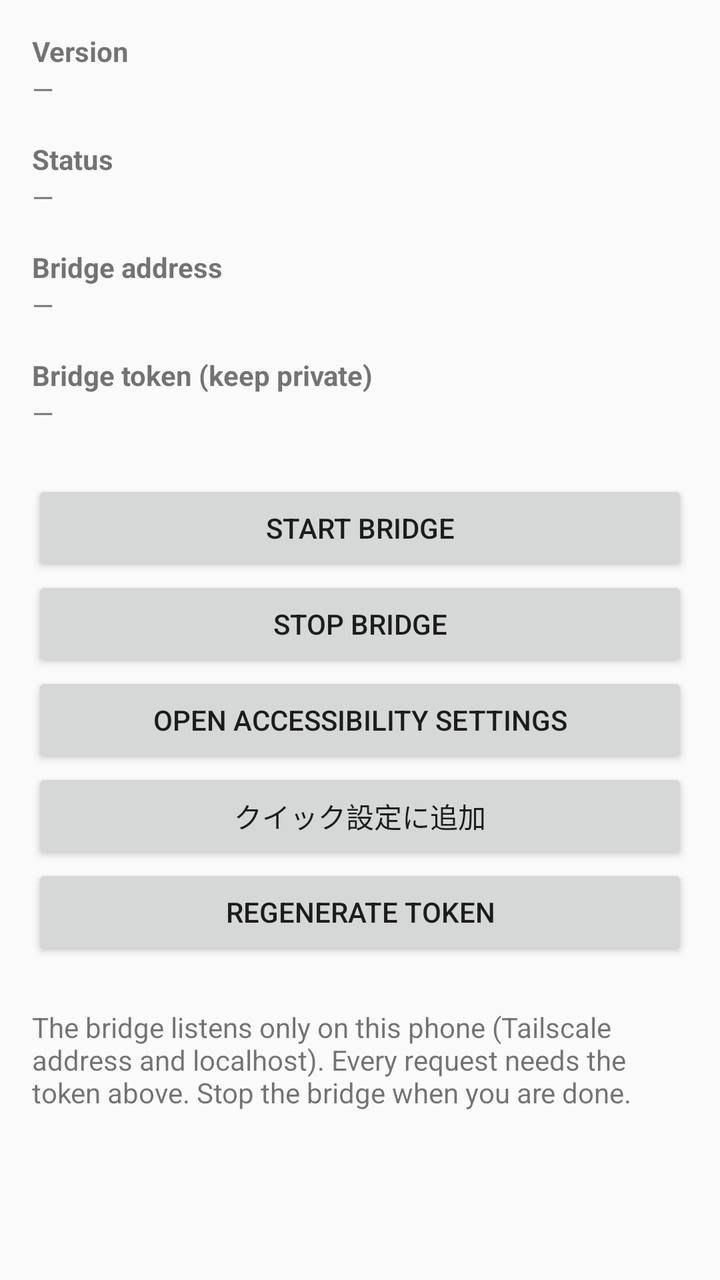
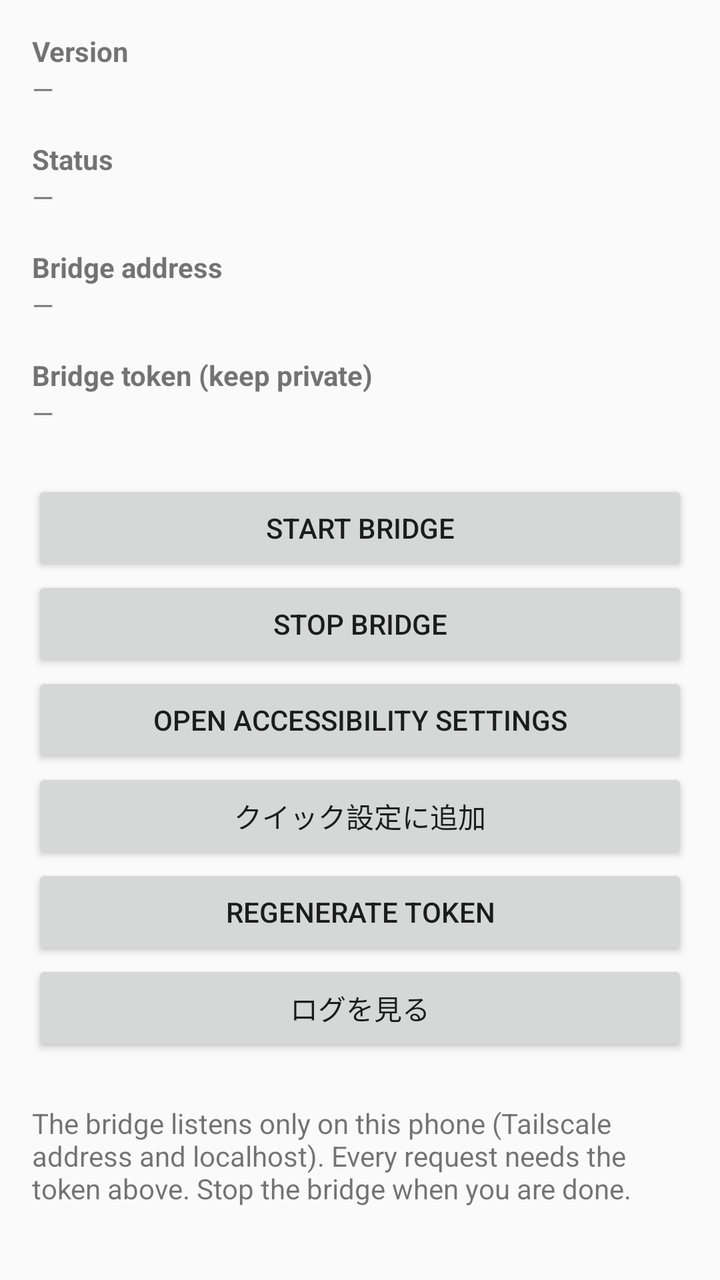

Before-and-after screenshots of an Android layout around one commit, followed by the original layout XML and the change that was made.
<!-- AndroidManifest.xml: application theme android:Theme.Material.Light.NoActionBar -->
<!-- res/layout/activity_main.xml -->
<?xml version="1.0" encoding="utf-8"?>
<LinearLayout xmlns:android="http://schemas.android.com/apk/res/android"
    android:layout_width="match_parent"
    android:layout_height="match_parent"
    android:orientation="vertical"
    android:padding="16dp">

    <TextView
        android:layout_width="wrap_content"
        android:layout_height="wrap_content"
        android:text="@string/title_version"
        android:textStyle="bold" />
    <TextView
        android:id="@+id/version_text"
        android:layout_width="match_parent"
        android:layout_height="wrap_content"
        android:text="—" />

    <TextView
        android:layout_width="wrap_content"
        android:layout_height="wrap_content"
        android:layout_marginTop="16dp"
        android:text="@string/title_status"
        android:textStyle="bold" />
    <TextView
        android:id="@+id/status_text"
        android:layout_width="match_parent"
        android:layout_height="wrap_content"
        android:text="—" />

    <TextView
        android:layout_width="wrap_content"
        android:layout_height="wrap_content"
        android:layout_marginTop="16dp"
        android:text="@string/title_address"
        android:textStyle="bold" />
    <TextView
        android:id="@+id/address_text"
        android:layout_width="match_parent"
        android:layout_height="wrap_content"
        android:text="—" />

    <TextView
        android:layout_width="wrap_content"
        android:layout_height="wrap_content"
        android:layout_marginTop="16dp"
        android:text="@string/title_token"
        android:textStyle="bold" />
    <TextView
        android:id="@+id/token_text"
        android:layout_width="match_parent"
        android:layout_height="wrap_content"
        android:text="—"
        android:textIsSelectable="true" />

    <Button
        android:id="@+id/start_button"
        android:layout_width="match_parent"
        android:layout_height="wrap_content"
        android:layout_marginTop="24dp"
        android:text="@string/btn_start" />
    <Button
        android:id="@+id/stop_button"
        android:layout_width="match_parent"
        android:layout_height="wrap_content"
        android:text="@string/btn_stop" />
    <Button
        android:id="@+id/accessibility_button"
        android:layout_width="match_parent"
        android:layout_height="wrap_content"
        android:text="@string/btn_accessibility" />
    <Button
        android:id="@+id/add_tile_button"
        android:layout_width="match_parent"
        android:layout_height="wrap_content"
        android:text="@string/btn_add_tile" />
    <Button
        android:id="@+id/regenerate_button"
        android:layout_width="match_parent"
        android:layout_height="wrap_content"
        android:text="@string/btn_regenerate" />

    <TextView
        android:layout_width="match_parent"
        android:layout_height="wrap_content"
        android:layout_marginTop="24dp"
        android:text="@string/hint" />
</LinearLayout>
<!-- resources referenced by this layout -->
<resources>
  <string name="btn_accessibility">Open accessibility settings</string>
  <string name="btn_add_tile">クイック設定に追加</string>
  <string name="btn_regenerate">Regenerate token</string>
  <string name="btn_start">Start bridge</string>
  <string name="btn_stop">Stop bridge</string>
  <string name="hint">The bridge listens only on this phone (Tailscale address and localhost). Every request needs the token above. Stop the bridge when you are done.</string>
  <string name="title_address">Bridge address</string>
  <string name="title_status">Status</string>
  <string name="title_token">Bridge token (keep private)</string>
  <string name="title_version">Version</string>
</resources>

<!-- the commit's change to res/layout/activity_main.xml (unified diff, before → after) -->
@@ -79,6 +79,11 @@
         android:layout_width="match_parent"
         android:layout_height="wrap_content"
         android:text="@string/btn_regenerate" />
+    <Button
+        android:id="@+id/log_button"
+        android:layout_width="match_parent"
+        android:layout_height="wrap_content"
+        android:text="@string/btn_log" />
 
     <TextView
         android:layout_width="match_parent"
<!-- resource entries referenced after the edit -->
@@ -2,6 +2,7 @@
 <resources>
   <string name="btn_accessibility">Open accessibility settings</string>
   <string name="btn_add_tile">クイック設定に追加</string>
+  <string name="btn_log">ログを見る</string>
   <string name="btn_regenerate">Regenerate token</string>
   <string name="btn_start">Start bridge</string>
   <string name="btn_stop">Stop bridge</string>
